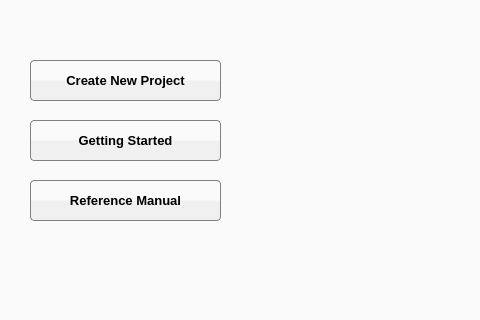
Qt form ui/startpagewidget2.ui (gideros/gideros) before a commit; both pictures show x 0 to 480 and y 140 to 460 of the 821 by 460 pixel window.
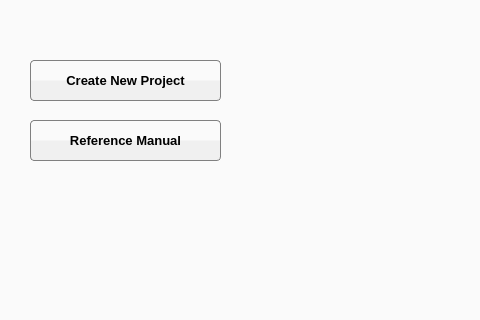
The same form after that commit. Icons and pictures are not drawn. Custom widgets are drawn as their Qt base class.

Diff of the .ui file:
```diff
--- a/ui/startpagewidget2.ui
+++ b/ui/startpagewidget2.ui
@@ -59,7 +59,7 @@
     <property name="geometry">
      <rect>
       <x>30</x>
-      <y>320</y>
+      <y>260</y>
       <width>191</width>
       <height>41</height>
      </rect>
@@ -103,30 +103,6 @@
      <string>Create New Project</string>
     </property>
    </widget>
-   <widget class="QPushButton" name="gettingStarted">
-    <property name="geometry">
-     <rect>
-      <x>30</x>
-      <y>260</y>
-      <width>191</width>
-      <height>41</height>
-     </rect>
-    </property>
-    <property name="font">
-     <font>
-      <family>Tahoma</family>
-      <pointsize>10</pointsize>
-      <weight>75</weight>
-      <bold>true</bold>
-     </font>
-    </property>
-    <property name="toolTip">
-     <string>Opens the Getting Started Guide</string>
-    </property>
-    <property name="text">
-     <string>Getting Started</string>
-    </property>
-   </widget>
    <widget class="RecentProjectsWidget" name="recentProjects" native="true">
     <property name="geometry">
      <rect>
```
